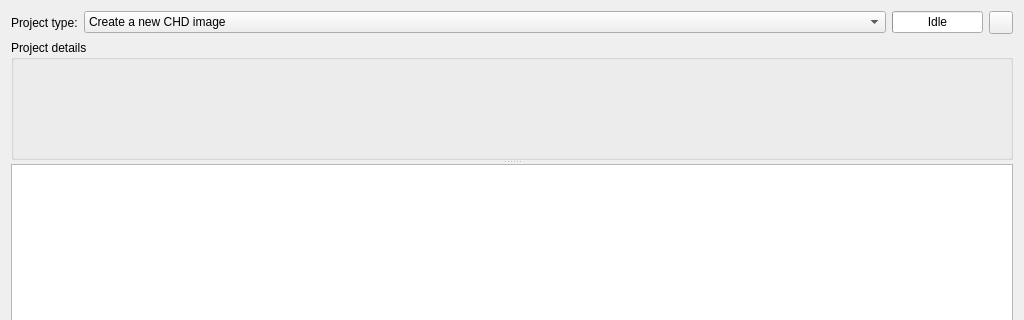
qmc2/qmc2-mame-fe, file tools/qchdman/projectwidget.ui: the form before one commit; both pictures show x 0 to 1024 and y 0 to 320 of the 1024 by 653 pixel window.
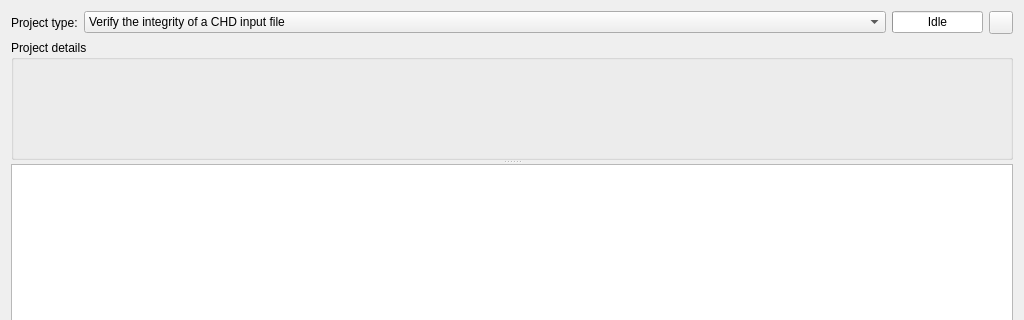
The form after the commit. The open tabs and pages were chosen to show the change. Icons and pictures are not drawn.

Commit message: wip: closable/movable tabs in view-mode 'tabbed'

Patch:
```diff
--- a/tools/qchdman/projectwidget.ui
+++ b/tools/qchdman/projectwidget.ui
@@ -46,7 +46,7 @@
            </property>
            <item>
             <property name="text">
-             <string>Create a new CHD image</string>
+             <string>Verify the integrity of a CHD input file</string>
             </property>
            </item>
            <item>
```
Left out of the diff: 53 changed lines with no effect on the pictures. The commit also changes 2 other files.
